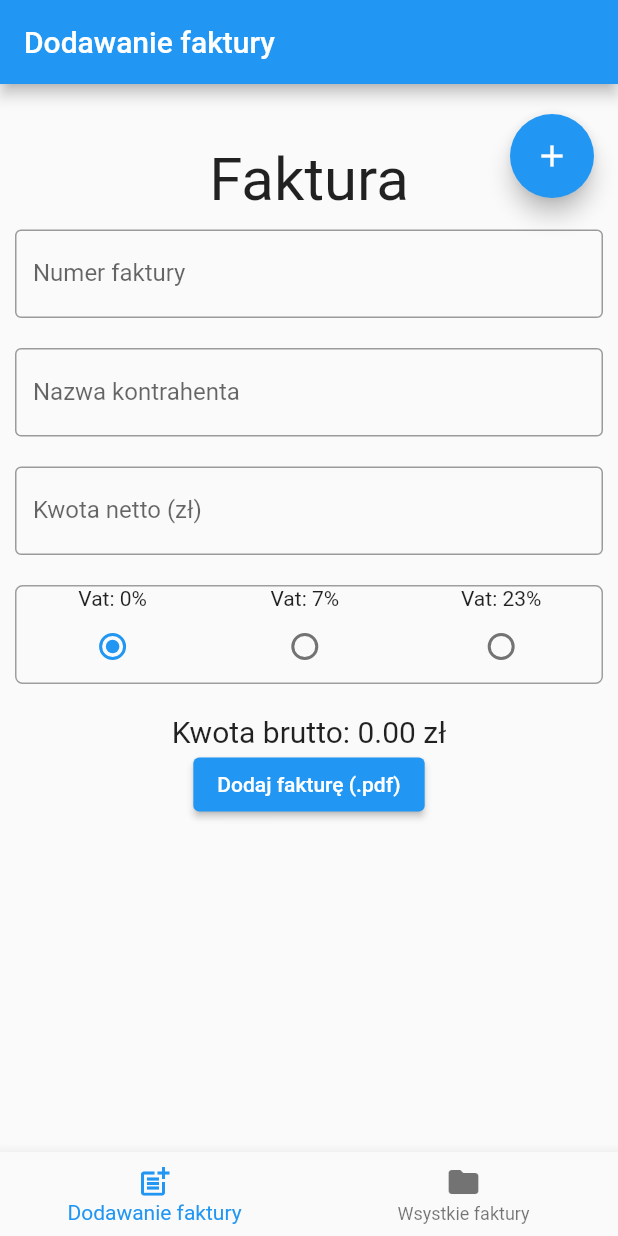
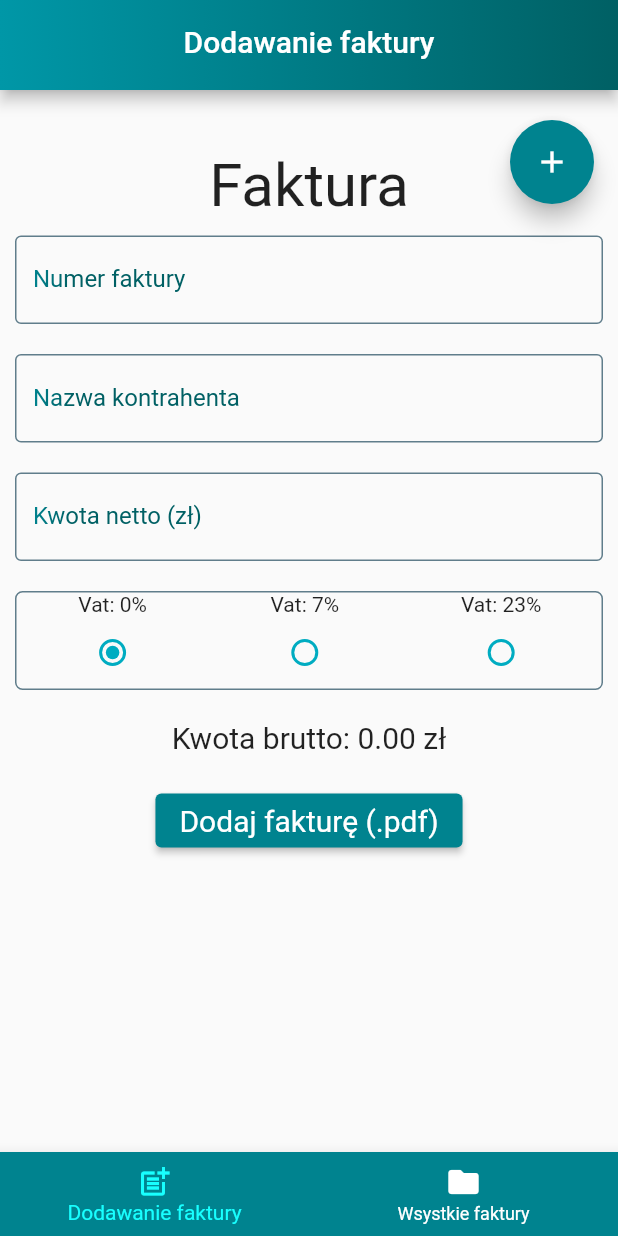
Before and after one commit to mgudalewicz/invoices, a Flutter app: the screen it shows after launch, on a phone screen of 412 x 824 dp. Run offline on Flutter 3.47's test engine with Material 2 defaults, Android fonts, the phone set to English and light mode, and no system bars; our stand-ins replace bloc, cloud_firestore, equatable, file_picker, firebase_core, firebase_storage and 3 more; missing offline and left inert: syncfusion_flutter_pdfviewer; accounts and stored records are empty.

Commit message:
Change the look app

```diff
--- a/lib/add_invoice/add_invoice.dart
+++ b/lib/add_invoice/add_invoice.dart
@@ -6,7 +6,8 @@ import 'package:flutter/services.dart';
 import 'package:flutter_bloc/flutter_bloc.dart';
 import 'package:invoices/add_invoice/cubit/add_invoice_cubit.dart';
 import 'package:invoices/home_page.dart';
-import 'package:invoices/pdf_viewer.dart';
+import 'package:invoices/widgets/app_button.dart';
+import 'package:invoices/widgets/pdf_viewer.dart';
 import 'package:invoices/widgets/app_text_form_field.dart';
 
 class AddInvoicePage extends StatefulWidget {
@@ -36,7 +37,8 @@ class _AddInvoicePageState extends State<AddInvoicePage> {
     return BlocProvider(
         create: (context) => AddInvoiceCubit(),
         child: BlocBuilder<AddInvoiceCubit, AddInvoiceState>(builder: (context, state) {
-          return Scaffold(
+          return SafeArea(
+            child: Scaffold(
               floatingActionButton: _floatingButton(context),
               floatingActionButtonLocation: FloatingActionButtonLocation.endTop,
               body: Center(
@@ -69,17 +71,18 @@ class _AddInvoicePageState extends State<AddInvoicePage> {
                               style: const TextStyle(
                                 fontSize: 20.0,
                               )),
+                          const SizedBox(height: 20),
                           if (pickedPdf == null)
-                          ElevatedButton(
+                            AppButton(
                               onPressed: selectPdf,
-                            child: const Text('Dodaj fakturę (.pdf)'),
+                              text: 'Dodaj fakturę (.pdf)',
                             ),
                           if (pickedPdf != null)
                             Row(
                               mainAxisAlignment: MainAxisAlignment.center,
                               children: [
                                 const SizedBox(width: 20),
-                              ElevatedButton(
+                                AppButton(
                                   onPressed: () {
                                     Navigator.of(context).push(
                                       MaterialPageRoute(
@@ -89,7 +92,7 @@ class _AddInvoicePageState extends State<AddInvoicePage> {
                                       ),
                                     );
                                   },
-                                child: const Text('Otwórz fakturę'),
+                                  text: 'Otwórz fakturę',
                                 ),
                                 SizedBox(
                                   width: 20,
@@ -108,6 +111,7 @@ class _AddInvoicePageState extends State<AddInvoicePage> {
                         ],
                       ),
                     ],
+                  ),
                 ),
               ),
             ),
@@ -132,6 +136,7 @@ class _AddInvoicePageState extends State<AddInvoicePage> {
       children: [
         const SizedBox(height: 20),
         FloatingActionButton(
+          backgroundColor: Colors.cyan.shade800,
           onPressed: () {
             File? file;
             if (pickedPdf != null) {
@@ -184,7 +189,7 @@ class _AddInvoicePageState extends State<AddInvoicePage> {
     return Container(
       margin: const EdgeInsets.all(10.0),
       decoration: BoxDecoration(
-        border: Border.all(color: Colors.grey),
+        border: Border.all(color: Colors.blueGrey),
         borderRadius: const BorderRadius.all(Radius.circular(5.0)),
       ),
       child: Row(
@@ -194,6 +199,9 @@ class _AddInvoicePageState extends State<AddInvoicePage> {
             children: [
               const Text('Vat: 0%'),
               Radio(
+                  fillColor: MaterialStateColor.resolveWith(
+                    (states) => Colors.cyan.shade600,
+                  ),
                   value: 0,
                   groupValue: _vatValue,
                   onChanged: (newValue) {
@@ -207,6 +215,9 @@ class _AddInvoicePageState extends State<AddInvoicePage> {
             children: [
               const Text('Vat: 7%'),
               Radio(
+                  fillColor: MaterialStateColor.resolveWith(
+                    (states) => Colors.cyan.shade600,
+                  ),
                   value: 7,
                   groupValue: _vatValue,
                   onChanged: (newValue) {
@@ -220,6 +231,9 @@ class _AddInvoicePageState extends State<AddInvoicePage> {
             children: [
               const Text('Vat: 23%'),
               Radio(
+                  fillColor: MaterialStateColor.resolveWith(
+                    (states) => Colors.cyan.shade600,
+                  ),
                   value: 23,
                   groupValue: _vatValue,
                   onChanged: (newValue) {
--- a/lib/add_invoice/cubit/add_invoice_cubit.dart
+++ b/lib/add_invoice/cubit/add_invoice_cubit.dart
@@ -48,7 +48,7 @@ class AddInvoiceCubit extends Cubit<AddInvoiceState> {
     Fluttertoast.showToast(
       msg: 'Faktura została zapisana',
       gravity: ToastGravity.TOP,
-      backgroundColor: Colors.green,
+      backgroundColor: Colors.cyan.shade800,
     );
   }
 
--- a/lib/home_page.dart
+++ b/lib/home_page.dart
@@ -1,6 +1,7 @@
 import 'package:flutter/material.dart';
 import 'package:invoices/add_invoice/add_invoice.dart';
 import 'package:invoices/invoices_view/invoice_view_home.dart/invoice_view_home_screen.dart';
+import 'package:invoices/widgets/app_bar_widget.dart';
 
 class HomePage extends StatefulWidget {
   const HomePage({
@@ -18,19 +19,22 @@ class _HomePageState extends State<HomePage> {
   int currentIndex = 0;
 
   @override
-  Widget build(BuildContext context) {
+  void initState() {
+    super.initState();
     if (widget.pageIndex != null) {
       currentIndex = widget.pageIndex!;
     }
+  }
+
+  @override
+  Widget build(BuildContext context) {
     return MaterialApp(
         title: 'Invoice',
         theme: ThemeData(
-          primarySwatch: Colors.blue,
+          primarySwatch: Colors.blueGrey,
         ),
         home: Scaffold(
-          appBar: AppBar(
-            title: (Text(currentIndex == 0 ? 'Dodawanie faktury' : 'Twoje faktury')),
-          ),
+          appBar: AppBarWidget(title: currentIndex == 0 ? 'Dodawanie faktury' : 'Twoje faktury'),
           body: Builder(builder: (context) {
             if (currentIndex == 0) {
               return const AddInvoicePage();
@@ -38,7 +42,11 @@ class _HomePageState extends State<HomePage> {
             return const InvoiceViewHomeScreenScreen();
           }),
           bottomNavigationBar: BottomNavigationBar(
+            backgroundColor: Colors.cyan.shade800,
             currentIndex: currentIndex,
+            unselectedItemColor: Colors.white,
+            selectedIconTheme: const IconThemeData(color: Colors.cyanAccent),
+            fixedColor: Colors.cyanAccent,
             onTap: (newIndex) {
               setState(() {
                 currentIndex = newIndex;
--- a/lib/invoices_view/invoice_view_home.dart/invoice_view_home_body.dart
+++ b/lib/invoices_view/invoice_view_home.dart/invoice_view_home_body.dart
@@ -55,8 +55,8 @@ class _InvoiceViewHomeBodyState extends State<InvoiceViewHomeBody> {
                   padding: const EdgeInsets.all(10.0),
                   child: Container(
                     decoration: BoxDecoration(
-                      color: const Color.fromARGB(255, 205, 223, 232),
-                      border: Border.all(color: Colors.blue),
+                      color: Colors.cyan.shade50,
+                      border: Border.all(color: Colors.cyan.shade500),
                       borderRadius: const BorderRadius.all(Radius.circular(5.0)),
                     ),
                     child: Row(
@@ -93,6 +93,7 @@ class _InvoiceViewHomeBodyState extends State<InvoiceViewHomeBody> {
                           ]),
                         ),
                         if (invoice.invoicePDF != null && invoice.invoicePDF != '') const Icon(Icons.article),
+                        const SizedBox(width: 10)
                       ],
                     ),
                   )),
--- /dev/null
+++ b/lib/widgets/app_bar_widget.dart
@@ -0,0 +1,28 @@
+import 'package:flutter/material.dart';
+
+class AppBarWidget extends StatelessWidget with PreferredSizeWidget {
+  const AppBarWidget({super.key, required this.title, this.leading, this.actions});
+
+  final Widget? leading;
+  final String? title;
+  final List<Widget>? actions;
+
+  @override
+  Widget build(BuildContext context) {
+    return AppBar(
+        actions: actions,
+        leading: leading,
+        title: title != null ? Text(title!) : null,
+        centerTitle: true,
+        flexibleSpace: Container(
+          decoration: BoxDecoration(
+              gradient: LinearGradient(
+                  begin: Alignment.centerLeft,
+                  end: Alignment.centerRight,
+                  colors: <Color>[Colors.cyan.shade700, Colors.cyan.shade900])),
+        ));
+  }
+
+  @override
+  Size get preferredSize => const Size.fromHeight(60);
+}
--- /dev/null
+++ b/lib/widgets/app_button.dart
@@ -0,0 +1,31 @@
+import 'package:flutter/material.dart';
+
+class AppButton extends StatelessWidget with PreferredSizeWidget {
+  const AppButton({
+    super.key,
+    required this.text,
+    required this.onPressed,
+  });
+
+  final VoidCallback onPressed;
+  final String text;
+
+  @override
+  Widget build(BuildContext context) {
+    return ElevatedButton(
+      onPressed: onPressed,
+      style: ButtonStyle(
+        textStyle: MaterialStateProperty.all(
+          const TextStyle(
+            fontSize: 20.0,
+          ),
+        ),
+        backgroundColor: MaterialStateProperty.all(Colors.cyan.shade800),
+      ),
+      child: Text(text),
+    );
+  }
+
+  @override
+  Size get preferredSize => const Size.fromHeight(kToolbarHeight);
+}
--- a/lib/widgets/app_text_form_field.dart
+++ b/lib/widgets/app_text_form_field.dart
@@ -1,5 +1,6 @@
 import 'package:flutter/material.dart';
 import 'package:flutter/services.dart';
+import 'dart:ui' as ui;
 
 class AppTextFormField extends StatelessWidget {
   const AppTextFormField({
@@ -42,8 +43,23 @@ class AppTextFormField extends StatelessWidget {
           return null;
         },
         decoration: InputDecoration(
-          border: const OutlineInputBorder(),
+          focusedBorder: const OutlineInputBorder(
+            borderSide: BorderSide(color: Colors.cyan),
+          ),
+          enabledBorder: const OutlineInputBorder(
+            borderSide: BorderSide(color: Colors.blueGrey),
+          ),
           labelText: labelText,
+          labelStyle: TextStyle(
+              foreground: Paint()
+                ..shader = ui.Gradient.linear(
+                  const Offset(0, 5),
+                  const Offset(25, 5),
+                  <Color>[
+                    Colors.cyan.shade800,
+                    Colors.cyan.shade900,
+                  ],
+                )),
           hintText: hintText,
         ),
         key: formFieldKey,
```
Also changed, not shown: lib/invoices_view/invoice_view_details.dart/cubit/invoice_view_details_cubit.dart (+7 -2 lines), lib/invoices_view/invoice_view_details.dart/invoice_view_details_body.dart (+54 -29 lines), lib/widgets/pdf_viewer.dart (renamed from lib/pdf_viewer.dart, +12 -5 lines). Lines whose indentation alone changed are shown as unchanged.
